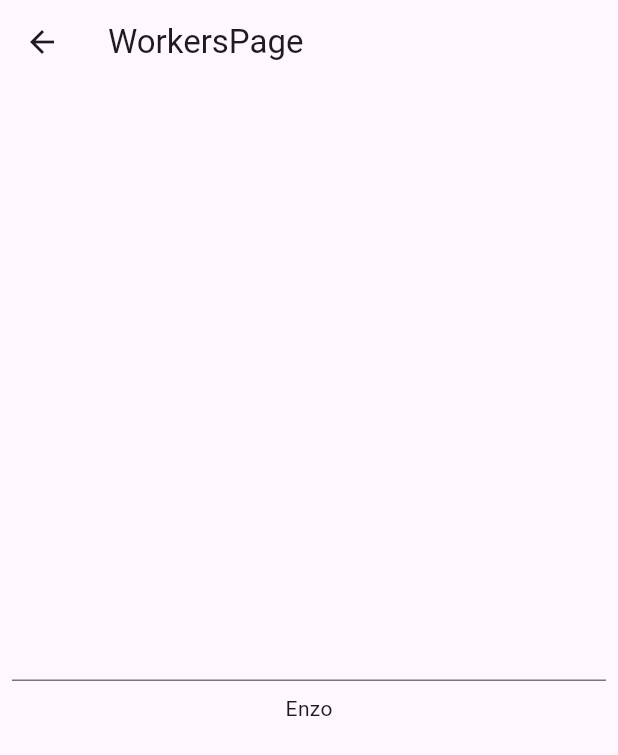
After one commit to enzozami/flutter-getx-state-manager-study, a Flutter app: the screen it shows after launch, after a tap on "Workers", on a phone screen of 412 x 824 dp. The commit adds this screen. Shown: the top 755 px of the screen. Run offline on Flutter 3.47's test engine with Material 3 defaults, Android fonts, the phone set to English and light mode, and no system bars; our stand-ins replace get.

Commit message:
feat(ever): Tipos de workers - [ever]

```diff
--- a/lib/home_page.dart
+++ b/lib/home_page.dart
@@ -48,6 +48,10 @@ class HomePage extends StatelessWidget {
               onPressed: () => Get.toNamed('/localStateWidget'),
               child: Text('Local State Widget'),
             ),
+            TextButton(
+              onPressed: () => Get.toNamed('/workers'),
+              child: Text('Workers'),
+            ),
           ],
         ),
       ),
--- a/lib/main.dart
+++ b/lib/main.dart
@@ -13,6 +13,8 @@ import 'package:get_state_manager/tipos/tipos_obs_page.dart';
 import 'package:get_state_manager/tipos/tipos_reativos_genericos_nulos_page.dart';
 import 'package:get_state_manager/tipos/tipos_reativos_genericos_page.dart';
 import 'package:get_state_manager/tipos/tipos_reativos_page.dart';
+import 'package:get_state_manager/workers/workers_bindings.dart';
+import 'package:get_state_manager/workers/workers_page.dart';
 
 void main() {
   runApp(const MyApp());
@@ -53,6 +55,11 @@ class MyApp extends StatelessWidget {
           name: '/localStateWidget',
           page: () => LocalStateWidgetPage(),
         ),
+        GetPage(
+          name: '/workers',
+          binding: WorkersBindings(),
+          page: () => WorkersPage(),
+        )
       ],
     );
   }
--- /dev/null
+++ b/lib/workers/workers_bindings.dart
@@ -0,0 +1,9 @@
+import 'package:get/get.dart';
+import './workers_controller.dart';
+
+class WorkersBindings implements Bindings {
+    @override
+    void dependencies() {
+        Get.put(WorkersController());
+    }
+}
--- /dev/null
+++ b/lib/workers/workers_controller.dart
@@ -0,0 +1,37 @@
+import 'dart:developer';
+
+import 'package:get/get.dart';
+
+class WorkersController extends GetxController {
+  final _workers = <Worker>[];
+  final _nome = 'Enzo'.obs;
+
+  String get nome => _nome.value;
+
+  @override
+  void onInit() {
+    final everWorker = ever(
+      _nome,
+      (nome) {
+        log('Executando o worker ever');
+        log(nome);
+      },
+      cancelOnError: true,
+      condition: () => _nome.value == 'Enzo',
+    );
+    _workers.add(everWorker);
+    super.onInit();
+  }
+
+  @override
+  void onClose() {
+    for (var worker in _workers) {
+      worker.dispose();
+    }
+    super.onClose();
+  }
+
+  void alterarNome(String value) {
+    _nome(value);
+  }
+}
--- /dev/null
+++ b/lib/workers/workers_page.dart
@@ -0,0 +1,40 @@
+import 'package:flutter/material.dart';
+import 'package:get/get_state_manager/src/rx_flutter/rx_obx_widget.dart';
+import 'package:get/instance_manager.dart';
+import 'package:get_state_manager/workers/workers_controller.dart';
+
+class WorkersPage extends StatefulWidget {
+  const WorkersPage({super.key});
+
+  @override
+  State<WorkersPage> createState() => _WorkersPageState();
+}
+
+class _WorkersPageState extends State<WorkersPage> {
+  final controller = Get.find<WorkersController>();
+
+  @override
+  Widget build(BuildContext context) {
+    return Scaffold(
+      appBar: AppBar(
+        title: const Text('WorkersPage'),
+      ),
+      body: Center(
+        child: Column(
+          mainAxisAlignment: MainAxisAlignment.center,
+          children: [
+            Padding(
+              padding: const EdgeInsets.all(8.0),
+              child: TextField(
+                onChanged: controller.alterarNome,
+              ),
+            ),
+            Obx(() {
+              return Text(controller.nome);
+            }),
+          ],
+        ),
+      ),
+    );
+  }
+}
```
